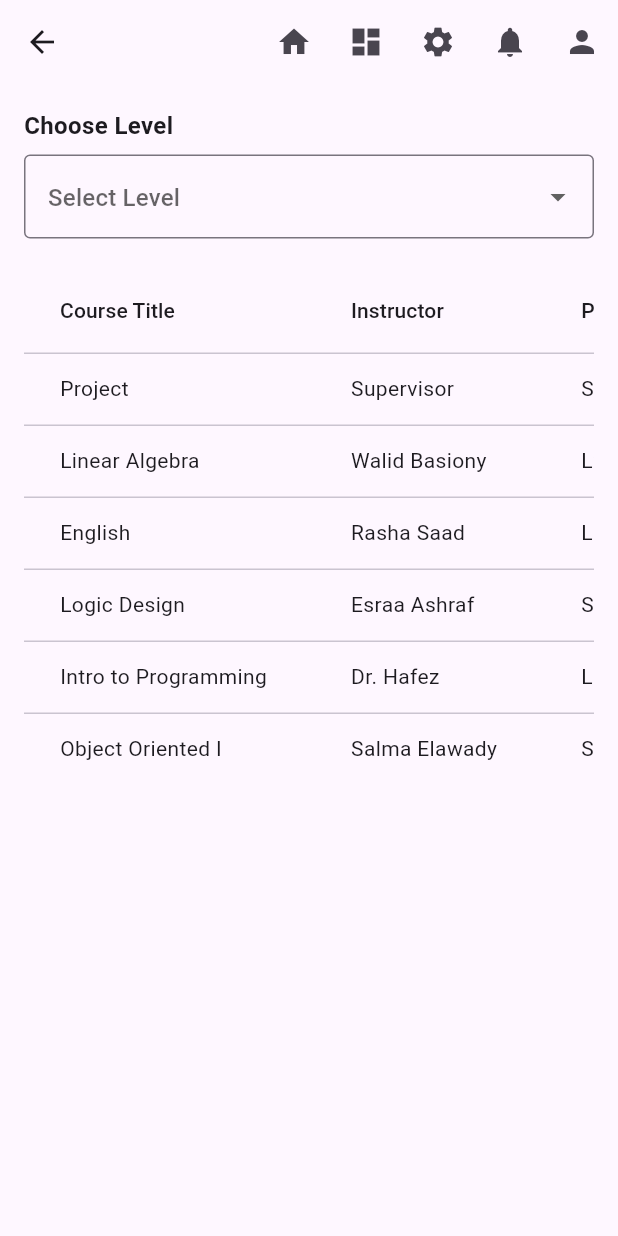
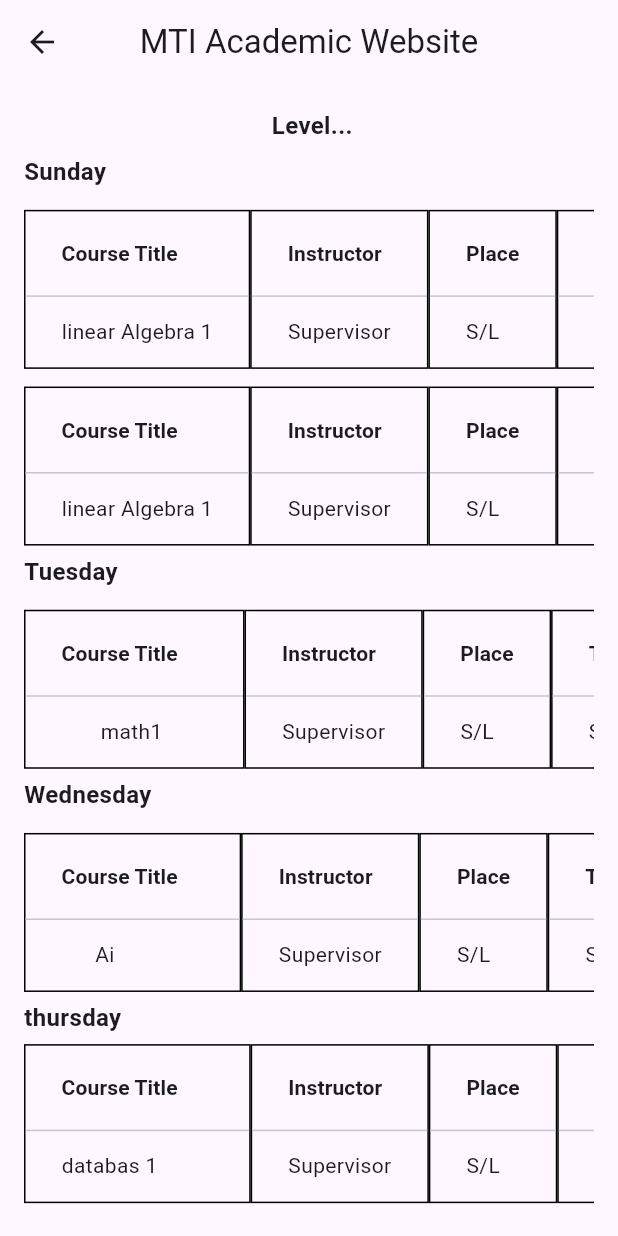
Before and after one commit to naeemnasser/Graduation_project, a Flutter app: the ScheduledClassesScreen screen opened directly, on a phone screen of 412 x 824 dp. Run offline on Flutter 3.47's test engine with Material 3 defaults, Android fonts, the phone set to English and light mode, and no system bars.

Commit message:
table class and some update 11/feb/2025

```diff
--- /dev/null
+++ b/lib/model/model_table_items_class.dart
@@ -0,0 +1,15 @@
+class Course {
+  final String courseTitle;
+  final String instructor;
+  final String place;
+  final String type;
+  final String time;
+
+  Course({
+    required this.courseTitle,
+    required this.instructor,
+    required this.place,
+    required this.type,
+    required this.time,
+  });
+}
--- /dev/null
+++ b/lib/model/tableitem.dart
@@ -0,0 +1,119 @@
+import 'package:flutter/material.dart';
+
+class tableitems extends StatelessWidget {
+  final String courseTitle;
+
+  const tableitems({
+    super.key,
+    required this.courseTitle,
+  });
+
+  @override
+  Widget build(BuildContext context) {
+    return Expanded(
+      child: SingleChildScrollView(
+        scrollDirection: Axis.horizontal,
+        child: Row(
+          children: [
+            DataTable(
+              decoration: BoxDecoration(
+                border: Border.all(color: Colors.black),
+              ),
+              columns: const [
+                DataColumn(
+                  label: Text(
+                    'Course Title',
+                    style: TextStyle(fontWeight: FontWeight.bold),
+                  ),
+                ),
+              ],
+              //course title
+              rows: [
+                DataRow(cells: [
+                  DataCell(Text(courseTitle)),
+                ]),
+              ],
+            ),
+            DataTable(
+              decoration: BoxDecoration(
+                border: Border.all(color: Colors.black),
+              ),
+              columns: const [
+                DataColumn(
+                  label: Text(
+                    'Instructor',
+                    style: TextStyle(fontWeight: FontWeight.bold),
+                  ),
+                ),
+              ],
+              //instructor name
+              rows: const [
+                DataRow(cells: [
+                  DataCell(Text('Supervisor')),
+                ]),
+              ],
+            ),
+            DataTable(
+              decoration: BoxDecoration(
+                border: Border.all(color: Colors.black),
+              ),
+
+              columns: const [
+                DataColumn(
+                  label: Text(
+                    'Place',
+                    style: TextStyle(fontWeight: FontWeight.bold),
+                  ),
+                ),
+              ],
+              //place
+              rows: const [
+                DataRow(cells: [
+                  DataCell(Text('S/L')),
+                ]),
+              ],
+            ),
+            DataTable(
+              decoration: BoxDecoration(
+                border: Border.all(color: Colors.black),
+              ),
+              columns: const [
+                DataColumn(
+                  label: Text(
+                    'Type',
+                    style: TextStyle(fontWeight: FontWeight.bold),
+                  ),
+                ),
+              ],
+              //type
+              rows: const [
+                DataRow(cells: [
+                  DataCell(Text('S/L')),
+                ]),
+              ],
+            ),
+            DataTable(
+              decoration: BoxDecoration(
+                border: Border.all(color: Colors.black),
+              ),
+              columns: const [
+                DataColumn(
+                  label: Text(
+                    'Time',
+                    style: TextStyle(fontWeight: FontWeight.bold),
+                  ),
+                ),
+              ],
+              //time
+              rows: const [
+                DataRow(cells: [
+                  DataCell(Text('09:00-15:35')),
+                ]),
+              ],
+            ),
+          ],
+        ),
+      ),
+    );
+  }
+}
--- a/lib/screens_student/scheduled_classes_screen.dart
+++ b/lib/screens_student/scheduled_classes_screen.dart
@@ -1,5 +1,5 @@
 import 'package:flutter/material.dart';
-
+import '../model/tableitem.dart';
 import '../screens_admin/loginPage.dart';
 
 class ScheduledClassesScreen extends StatelessWidget {
@@ -9,6 +9,7 @@ class ScheduledClassesScreen extends StatelessWidget {
   Widget build(BuildContext context) {
     return Scaffold(
       appBar: AppBar(
+        title: Text('MTI Academic Website'),
         centerTitle: true,
         leading: IconButton(
           icon: Icon(Icons.arrow_back),
@@ -19,128 +20,95 @@ class ScheduledClassesScreen extends StatelessWidget {
             );
           },
         ),
-        actions: [
-          IconButton(
-            icon: Icon(Icons.home),
-            onPressed: () {
-              // Navigate to Home
-            },
-          ),
-          IconButton(
-            icon: Icon(Icons.dashboard),
-            onPressed: () {
-              // Navigate to Dashboard
-            },
-          ),
-          IconButton(
-            icon: Icon(Icons.settings),
-            onPressed: () {
-              // Navigate to Our System
-            },
-          ),
-          IconButton(
-            icon: Icon(Icons.notifications),
-            onPressed: () {
-              // Navigate to Notifications
-            },
-          ),
-          IconButton(
-            icon: Icon(Icons.person),
-            onPressed: () {
-              // Navigate to Profile
-            },
-          ),
-        ],
       ),
       body: Padding(
         padding: const EdgeInsets.all(16.0),
         child: Column(
-          crossAxisAlignment: CrossAxisAlignment.start,
           children: [
             // Choose Level Dropdown
             Text(
-              'Choose Level',
+              ' Level...',
               style: TextStyle(fontSize: 16, fontWeight: FontWeight.bold),
             ),
             SizedBox(height: 8),
-            DropdownButtonFormField<String>(
-              items: ['Level 1', 'Level 2', 'Level 3', 'Level 4']
-                  .map((level) => DropdownMenuItem(
-                        value: level,
-                        child: Text(level),
-                      ))
-                  .toList(),
-              onChanged: (value) {
-                // Handle level selection
-              },
-              decoration: InputDecoration(
-                border: OutlineInputBorder(),
-                hintText: 'Select Level',
-              ),
-            ),
-            SizedBox(height: 20),
-
-            // Schedule Table
-            Expanded(
-              child: SingleChildScrollView(
-                scrollDirection: Axis.horizontal,
-                child: DataTable(
-                  columns: const [
-                    DataColumn(label: Text('Course Title')),
-                    DataColumn(label: Text('Instructor')),
-                    DataColumn(label: Text('Place')),
-                    DataColumn(label: Text('Type')),
-                    DataColumn(label: Text('Time')),
-                  ],
-                  rows: const [
-                    // Sunday
-                    DataRow(cells: [
-                      DataCell(Text('Project')),
-                      DataCell(Text('Supervisor')),
-                      DataCell(Text('S/L')),
-                      DataCell(Text('S/L')),
-                      DataCell(Text('09:00-15:35')),
-                    ]),
-                    // Tuesday
-                    DataRow(cells: [
-                      DataCell(Text('Linear Algebra')),
-                      DataCell(Text('Walid Basiony')),
-                      DataCell(Text('L2')),
-                      DataCell(Text('L')),
-                      DataCell(Text('10:20-11:35')),
-                    ]),
-                    DataRow(cells: [
-                      DataCell(Text('English')),
-                      DataCell(Text('Rasha Saad')),
-                      DataCell(Text('L1')),
-                      DataCell(Text('L')),
-                      DataCell(Text('11:40-12:55')),
-                    ]),
-                    // Wednesday
-                    DataRow(cells: [
-                      DataCell(Text('Logic Design')),
-                      DataCell(Text('Esraa Ashraf')),
-                      DataCell(Text('S8')),
-                      DataCell(Text('Ex')),
-                      DataCell(Text('09:00-10:15')),
-                    ]),
-                    DataRow(cells: [
-                      DataCell(Text('Intro to Programming')),
-                      DataCell(Text('Dr. Hafez')),
-                      DataCell(Text('L1')),
-                      DataCell(Text('L')),
-                      DataCell(Text('10:20-11:35')),
-                    ]),
-                    DataRow(cells: [
-                      DataCell(Text('Object Oriented I')),
-                      DataCell(Text('Salma Elawady')),
-                      DataCell(Text('S2')),
-                      DataCell(Text('Ex')),
-                      DataCell(Text('11:40-12:55')),
-                    ]),
+            Column(
+              // crossAxisAlignment: CrossAxisAlignment.start,
+              children: [
+                Row(
+                  mainAxisAlignment: MainAxisAlignment.start,
+                  children: [
+                    Text(
+                      'Sunday',
+                      style:
+                          TextStyle(fontSize: 16, fontWeight: FontWeight.bold),
+                    ),
                   ],
                 ),
-              ),
+              ],
+            ),
+            // Schedule Table
+            SizedBox(height: 8),
+            tableitems(
+              courseTitle: 'linear Algebra 1',
+            ),
+            tableitems(
+              courseTitle: 'linear Algebra 1',
+            ),
+            Column(
+              // crossAxisAlignment: CrossAxisAlignment.start,
+              children: [
+                Row(
+                  mainAxisAlignment: MainAxisAlignment.start,
+                  children: [
+                    Text(
+                      'Tuesday',
+                      style:
+                          TextStyle(fontSize: 16, fontWeight: FontWeight.bold),
+                    ),
+                  ],
+                ),
+              ],
+            ),
+            SizedBox(height: 8),
+            tableitems(
+              courseTitle: '       math1        ',
+            ),
+            Column(
+              // crossAxisAlignment: CrossAxisAlignment.start,
+              children: [
+                Row(
+                  mainAxisAlignment: MainAxisAlignment.start,
+                  children: [
+                    Text(
+                      'Wednesday',
+                      style:
+                          TextStyle(fontSize: 16, fontWeight: FontWeight.bold),
+                    ),
+                  ],
+                ),
+              ],
+            ),
+            SizedBox(height: 8),
+            tableitems(
+              courseTitle: '      Ai                ',
+            ),
+            Column(
+              // crossAxisAlignment: CrossAxisAlignment.start,
+              children: [
+                Row(
+                  mainAxisAlignment: MainAxisAlignment.start,
+                  children: [
+                    Text(
+                      'thursday',
+                      style:
+                          TextStyle(fontSize: 16, fontWeight: FontWeight.bold),
+                    ),
+                  ],
+                ),
+              ],
+            ),
+            tableitems(
+              courseTitle: 'databas 1          ',
             ),
           ],
         ),
```
